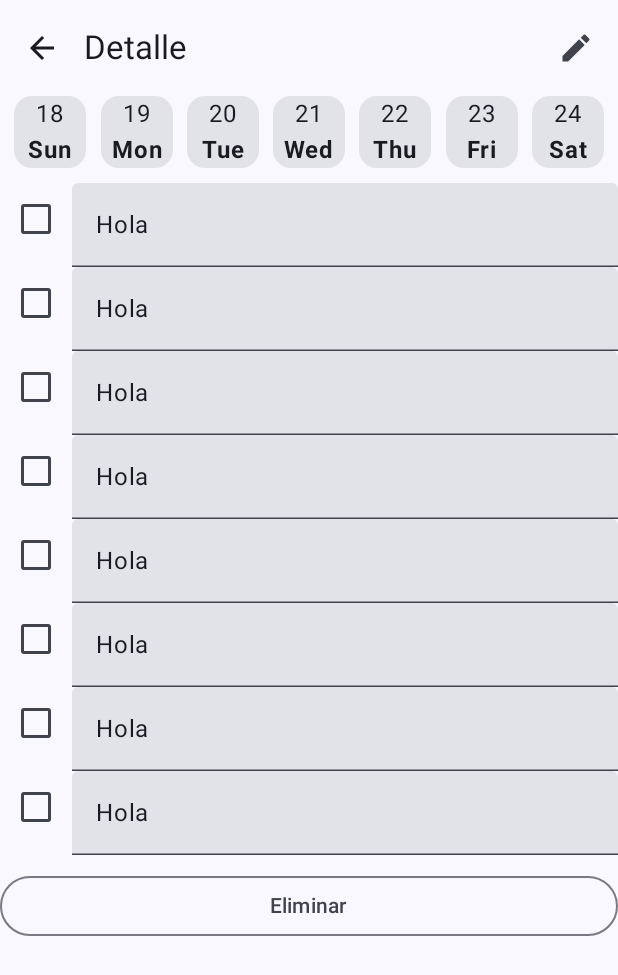
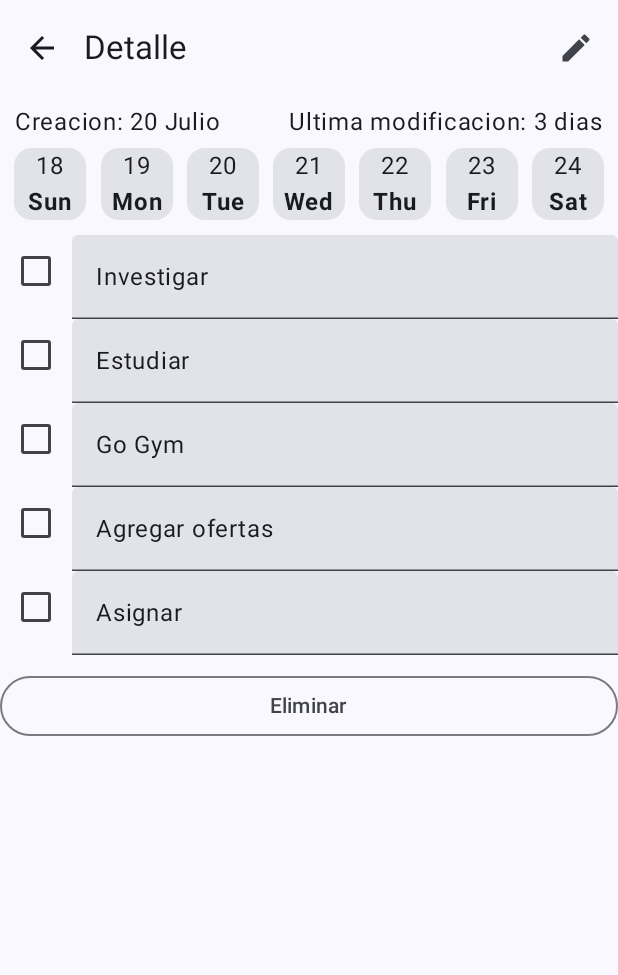
Before and after one commit to iamromanuriel/Meta-habit, an Android app built with Jetpack Compose: the DetailScreen screen opened through its navigation route, on a phone screen of 412 x 824 dp. Shown: the top 975 px of the screen. Run offline under Robolectric (Android 15) with nearby library versions, the phone set to English and light mode, and no system bars.

Commit message:
show days week and show list task and other composables

```diff
--- a/app/src/main/java/com/example/meta_habit/ui/screen/detail/DetailScreen.kt
+++ b/app/src/main/java/com/example/meta_habit/ui/screen/detail/DetailScreen.kt
@@ -1,10 +1,13 @@
 package com.example.meta_habit.ui.screen.detail
 
+import androidx.compose.foundation.layout.Arrangement
+import androidx.compose.foundation.layout.Row
 import androidx.compose.foundation.layout.Spacer
 import androidx.compose.foundation.layout.fillMaxWidth
 import androidx.compose.foundation.layout.height
 import androidx.compose.foundation.layout.padding
 import androidx.compose.foundation.lazy.LazyColumn
+import androidx.compose.foundation.lazy.items
 import androidx.compose.material.icons.Icons
 import androidx.compose.material.icons.filled.ArrowBack
 import androidx.compose.material.icons.filled.Edit
@@ -26,6 +29,7 @@ import androidx.compose.ui.Modifier
 import androidx.compose.ui.graphics.Color
 import androidx.compose.ui.tooling.preview.Preview
 import androidx.compose.ui.unit.dp
+import androidx.lifecycle.compose.collectAsStateWithLifecycle
 import com.example.meta_habit.ui.components.ColorSelection
 import com.example.meta_habit.ui.components.DialogBasic
 import com.example.meta_habit.ui.components.ItemLazyCheck
@@ -42,6 +46,7 @@ fun DetailScreen(
 ){
 
     var isShowDialogEdit by remember { mutableStateOf(false) }
+    val listTask by viewModel.listTask.collectAsStateWithLifecycle()
 
     Scaffold (
         topBar = {
@@ -64,12 +69,19 @@ fun DetailScreen(
             modifier = Modifier.padding(innerPadding)
         ) {
             item {
+                Row(
+                    modifier = Modifier.fillMaxWidth().padding(horizontal = 10.dp, vertical = 5.dp),
+                    horizontalArrangement = Arrangement.SpaceBetween
+                ) {
+                    Text(text = "Creacion: 20 Julio")
+                    Text(text = "Ultima modificacion: 3 dias")
+                }
                 ListWeekDays()
                 Spacer(modifier = Modifier.fillMaxWidth().height(10.dp))
             }
 
-            items(8){
-                ItemLazyCheck(description = "Hola", enabled = true)
+            items(listTask){ task ->
+                ItemLazyCheck(description = task, enabled = true)
             }
 
             item {
@@ -87,12 +99,12 @@ fun DetailScreen(
 
     if(isShowDialogEdit){
         DialogBasic(
+            modifier = Modifier.fillMaxWidth(),
             onSelected = {
                 isShowDialogEdit = false
             },
             content = {
                 Card {
-
                     TopBarDialogBasic(
                         onClose = { isShowDialogEdit = false },
                         onDone = viewModel::onEditTask
@@ -109,7 +121,7 @@ fun DetailScreen(
                         onSelectedColor = {},
                         onCreatedNewTask = {},
                         onChangeTitle = {},
-                        onChangeDescription = {}
+                        onChangeDescription = {},
                     )
                 }
             }
--- a/app/src/main/java/com/example/meta_habit/ui/screen/detail/DetailViewModel.kt
+++ b/app/src/main/java/com/example/meta_habit/ui/screen/detail/DetailViewModel.kt
@@ -1,8 +1,13 @@
 package com.example.meta_habit.ui.screen.detail
 
 import androidx.lifecycle.ViewModel
+import kotlinx.coroutines.flow.MutableStateFlow
+import kotlinx.coroutines.flow.asStateFlow
 
 class DetailViewModel: ViewModel() {
+
+    private val _listTask = MutableStateFlow(listOf<String>("Investigar","Estudiar","Go Gym","Agregar ofertas","Asignar"))
+    val listTask = _listTask.asStateFlow()
 
     fun onConfirmSaveEdit(){}
 
```
